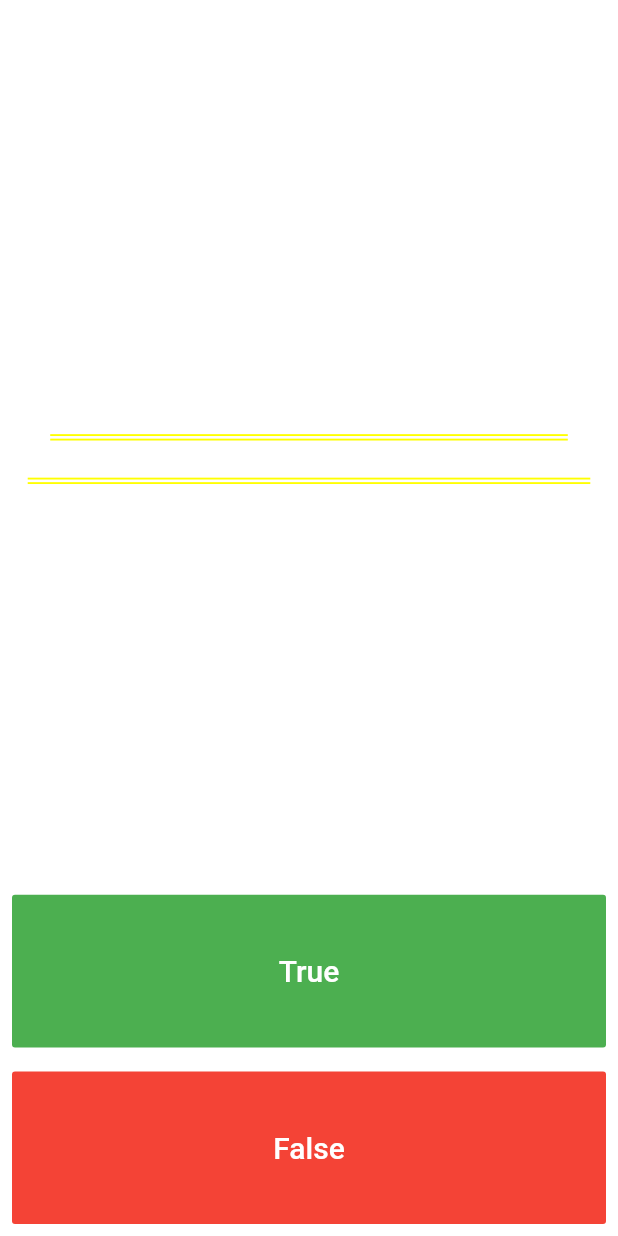
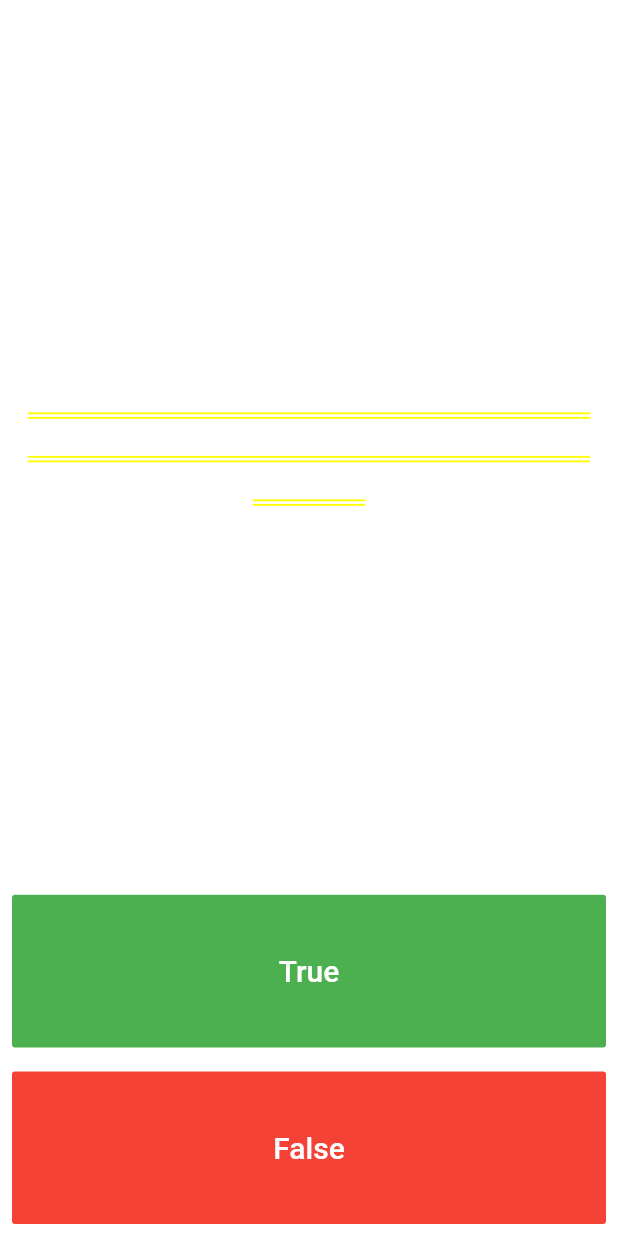
Before and after one commit to mntm/flutter-course, a Flutter app: the screen it shows after launch, after a tap on "True", on a phone screen of 412 x 824 dp. Run offline on Flutter 3.47's test engine with Material 2 defaults, Android fonts, the phone set to English and light mode, and no system bars.

Commit message:
Fixed question #2

```diff
--- a/lib/quizz_page.dart
+++ b/lib/quizz_page.dart
@@ -13,7 +13,7 @@ class _QuizzlerState extends State<Quizzler> {
 
   List<String> questions = [
     'You can lead a cow down stairs but not up stairs.',
-    'You can lead a cow down stairs but not up stairs.',
+    'Approximately one quarter of human bones are in the feet.',
     'A slug\'s blood is green.'
   ];
 
```
Also changed, not shown: lib/score_keeper.dart (added, +19 -0 lines).
